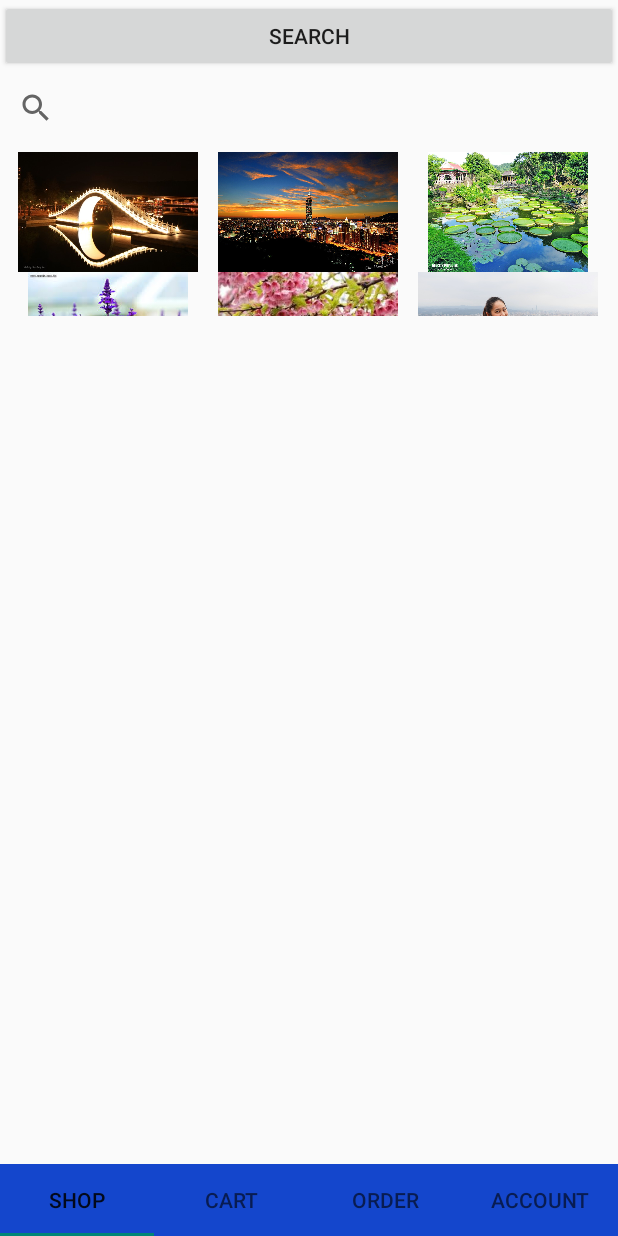
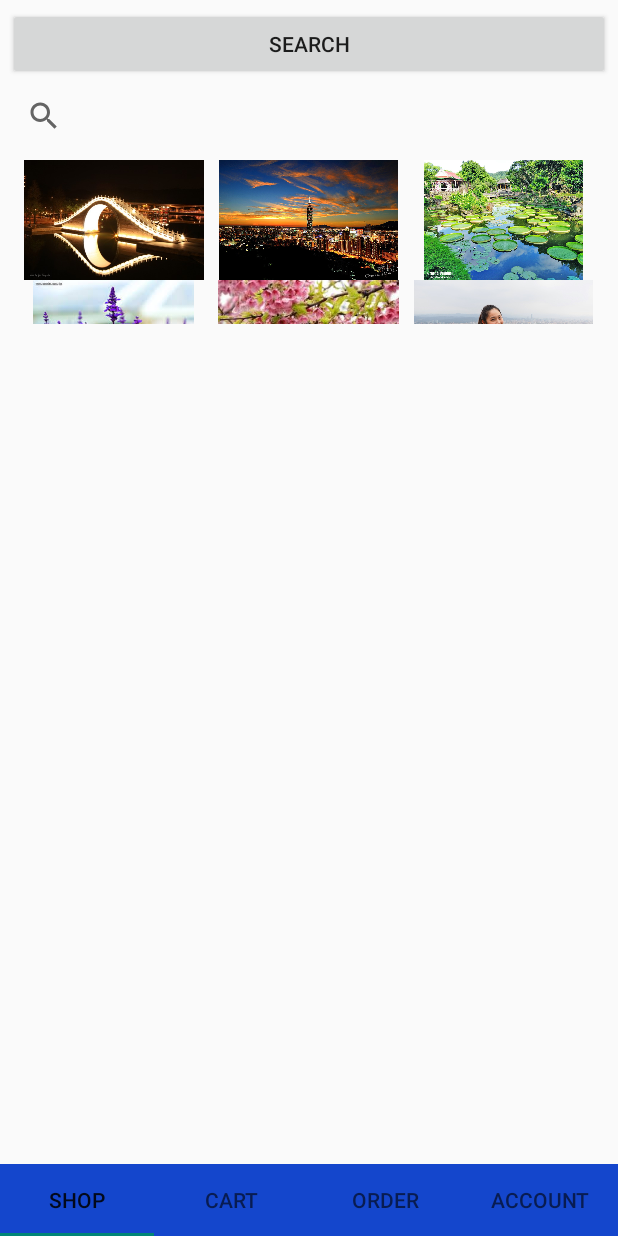
Before and after one commit to bnuby/Mobile-Application-Software, an Android app: the screen it shows after launch (MainActivity), on a phone screen of 412 x 824 dp. Run offline under Robolectric (Android 15) with nearby library versions, the phone set to English and light mode, and no system bars; our stand-ins replace Volley; network calls fail.

Commit message:
修改間距
稍微調整各個xml間距

```diff
--- a/app/src/main/res/layout/activity_account.xml
+++ b/app/src/main/res/layout/activity_account.xml
@@ -55,7 +55,8 @@
         <LinearLayout
             android:layout_width="match_parent"
             android:layout_height="wrap_content"
-            android:orientation="vertical">
+            android:orientation="vertical"
+            android:padding="10dp">
 
             <Button
                 android:id="@+id/clrCache_Btn"
--- a/app/src/main/res/layout/activity_order.xml
+++ b/app/src/main/res/layout/activity_order.xml
@@ -7,5 +7,6 @@
     <ListView
         android:id="@+id/orderlist"
         android:layout_width="match_parent"
-        android:layout_height="match_parent" />
+        android:layout_height="match_parent"
+        android:padding="5dp" />
 </LinearLayout>
--- a/app/src/main/res/layout/activity_order_detail.xml
+++ b/app/src/main/res/layout/activity_order_detail.xml
@@ -3,8 +3,9 @@
     xmlns:app="http://schemas.android.com/apk/res-auto"
     xmlns:tools="http://schemas.android.com/tools"
     android:layout_width="match_parent"
+    android:layout_height="match_parent"
     android:orientation="vertical"
-    android:layout_height="match_parent"
+    android:padding="5dp"
     tools:context=".View.OrderDetailActivity">
 
     <TextView
--- a/app/src/main/res/layout/activity_searchresult.xml
+++ b/app/src/main/res/layout/activity_searchresult.xml
@@ -5,6 +5,7 @@
     android:layout_width="match_parent"
     android:layout_height="match_parent"
     android:orientation="vertical"
+    android:padding="5dp"
     tools:context=".View.Fragment.SearchResultFragment">
 
     <ToggleButton
--- a/app/src/main/res/layout/fragment_main.xml
+++ b/app/src/main/res/layout/fragment_main.xml
@@ -3,7 +3,8 @@
     xmlns:tools="http://schemas.android.com/tools"
     android:layout_width="match_parent"
     android:layout_height="match_parent"
-    android:orientation="vertical">
+    android:orientation="vertical"
+    android:padding="5dp">
 
     <Button
         android:id="@+id/searchBtn"
@@ -14,7 +15,7 @@
     <android.support.v7.widget.SearchView
         android:id="@+id/search_bar"
         android:layout_width="match_parent"
-        android:layout_height="wrap_content"/>
+        android:layout_height="wrap_content" />
 
     <LinearLayout
         android:id="@+id/linearLayout"
```
Also changed, not shown: app/src/main/res/layout/activity_product_detail.xml (+5 -6 lines).
